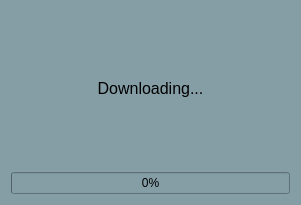
This is src/UI/Common/downloading.ui in aet37/ECE1140-Project as Qt 5 draws it before an edit. The edited form follows.
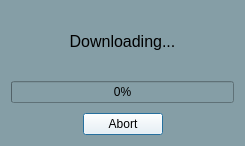
This is the edited form.

Commit message: Fix up common windows

What changed in the file:
```diff
--- a/src/UI/Common/downloading.ui
+++ b/src/UI/Common/downloading.ui
@@ -6,8 +6,8 @@
    <rect>
     <x>0</x>
     <y>0</y>
-    <width>301</width>
-    <height>205</height>
+    <width>245</width>
+    <height>146</height>
    </rect>
   </property>
   <property name="windowTitle">
@@ -16,9 +16,30 @@
   <property name="styleSheet">
    <string notr="true">background-color: rgb(133, 158, 166);</string>
   </property>
+  <property name="sizeGripEnabled">
+   <bool>false</bool>
+  </property>
+  <property name="modal">
+   <bool>false</bool>
+  </property>
   <layout class="QVBoxLayout" name="verticalLayout">
+   <property name="spacing">
+    <number>10</number>
+   </property>
    <item>
     <widget class="QLabel" name="label">
+     <property name="sizePolicy">
+      <sizepolicy hsizetype="Preferred" vsizetype="Maximum">
+       <horstretch>0</horstretch>
+       <verstretch>0</verstretch>
+      </sizepolicy>
+     </property>
+     <property name="maximumSize">
+      <size>
+       <width>16777215</width>
+       <height>164</height>
+      </size>
+     </property>
      <property name="font">
       <font>
        <pointsize>12</pointsize>
@@ -39,6 +60,19 @@
      </property>
     </widget>
    </item>
+   <item>
+    <widget class="QDialogButtonBox" name="button_box">
+     <property name="styleSheet">
+      <string notr="true">background-color: rgb(255, 255, 255);</string>
+     </property>
+     <property name="standardButtons">
+      <set>QDialogButtonBox::Abort</set>
+     </property>
+     <property name="centerButtons">
+      <bool>true</bool>
+     </property>
+    </widget>
+   </item>
   </layout>
  </widget>
  <resources/>
```
Left out of the diff: 3 changed lines with no effect on the pictures. The commit also changes 4 other files.
